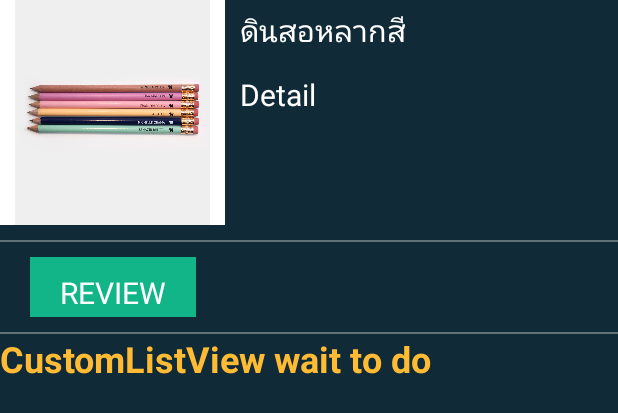
After one commit to panachai/Price_Shared, an Android app: the layout activity_review_item.xml on its own in the app's theme, with its tools: preview values and no code run, on a phone screen of 412 x 824 dp. The commit adds this screen. Shown: the top 413 px of the screen. Run offline under Robolectric (Android 15) with nearby library versions, the phone set to English and light mode, and no system bars.

Commit message:
ReviewItemActivity do it

```diff
--- /dev/null
+++ b/app/src/main/res/layout/activity_review_item.xml
@@ -0,0 +1,123 @@
+<?xml version="1.0" encoding="utf-8"?>
+<RelativeLayout xmlns:android="http://schemas.android.com/apk/res/android"
+    xmlns:app="http://schemas.android.com/apk/res-auto"
+    xmlns:tools="http://schemas.android.com/tools"
+    android:layout_width="match_parent"
+    android:layout_height="match_parent"
+    android:background="@drawable/bg01"
+    tools:context="com.panachai.priceshared.ReviewItemActivity">
+
+    <LinearLayout
+        android:layout_width="match_parent"
+        android:layout_height="match_parent"
+        android:orientation="vertical">
+
+        <TableRow
+            android:layout_width="match_parent"
+            android:layout_height="wrap_content">
+
+            <LinearLayout
+                android:layout_width="150dp"
+                android:layout_height="150dp"
+                android:background="#fff"
+                android:weightSum="1">
+
+                <ImageView
+                    android:id="@+id/imageView1"
+                    android:layout_width="match_parent"
+                    android:layout_height="150dp"
+                    android:layout_gravity="center"
+                    android:layout_margin="10dp"
+                    android:background="@drawable/test_product01" />
+            </LinearLayout>
+
+            <LinearLayout
+                android:layout_width="match_parent"
+                android:layout_height="match_parent"
+                android:orientation="vertical"
+                android:weightSum="1">
+
+                <TextView
+                    android:id="@+id/tvTitle"
+                    android:layout_width="match_parent"
+                    android:layout_height="wrap_content"
+                    android:layout_marginBottom="10dp"
+                    android:layout_marginLeft="10dp"
+                    android:layout_marginTop="5dp"
+                    android:text="ดินสอหลากสี"
+                    android:textColor="#fff"
+                    android:textSize="20sp" />
+
+                <TextView
+                    android:id="@+id/tvDes"
+                    android:layout_width="match_parent"
+                    android:layout_height="match_parent"
+                    android:layout_marginBottom="10dp"
+                    android:layout_marginLeft="10dp"
+                    android:layout_marginTop="5dp"
+                    android:text="Detail"
+                    android:textColor="#fff"
+                    android:textSize="20sp" />
+            </LinearLayout>
+
+        </TableRow>
+
+        <LinearLayout
+            android:layout_width="match_parent"
+            android:layout_height="1dp"
+            android:layout_marginTop="10dp"
+            android:background="#5fff"></LinearLayout>
+
+        <ScrollView
+            android:layout_width="match_parent"
+            android:layout_height="match_parent"
+            android:layout_marginTop="10dp">
+
+            <LinearLayout
+                android:layout_width="match_parent"
+                android:layout_height="match_parent"
+                android:orientation="vertical">
+
+                <LinearLayout
+                    android:layout_width="wrap_content"
+                    android:layout_height="wrap_content"
+                    android:layout_marginLeft="20dp"
+                    android:background="#12B587"
+                    android:orientation="vertical">
+
+                    <TextView
+                        android:id="@+id/review"
+                        android:layout_width="wrap_content"
+                        android:layout_height="30dp"
+                        android:layout_marginLeft="20dp"
+                        android:layout_marginRight="20dp"
+                        android:layout_marginTop="10dp"
+                        android:text="REVIEW"
+                        android:textColor="#fff"
+                        android:textSize="20sp" />
+
+                </LinearLayout>
+
+                <LinearLayout
+                    android:layout_width="match_parent"
+                    android:layout_height="1dp"
+                    android:layout_marginTop="10dp"
+                    android:background="#5fff"></LinearLayout>
+
+                <TextView
+                    android:id="@+id/textView1"
+                    android:layout_width="wrap_content"
+                    android:layout_height="wrap_content"
+                    android:layout_centerHorizontal="true"
+                    android:layout_centerVertical="true"
+                    android:text="CustomListView wait to do"
+                    android:textColor="@android:color/holo_orange_light"
+                    android:textSize="24sp"
+                    android:textStyle="bold" />
+
+
+            </LinearLayout>
+        </ScrollView>
+    </LinearLayout>
+
+</RelativeLayout>
--- a/app/src/main/res/values/strings.xml
+++ b/app/src/main/res/values/strings.xml
@@ -3,5 +3,9 @@
 
     <!-- TODO: Remove or change this placeholder text -->
     <string name="hello_blank_fragment">Hello blank fragment</string>
+
+    <!-- <string name="url">10.0.2.2/Webservice</string>  //"10.0.2.2/Webservice" //consolesaleth.esy.es-->
+
+
     //PriceShared
 </resources>
```
Also changed, not shown: app/src/main/AndroidManifest.xml (+3 -11 lines), app/src/main/java/com/panachai/priceshared/CustomAdapterListview.java (+6 -1 lines), app/src/main/java/com/panachai/priceshared/DBHelper.java (+5 -2 lines), app/src/main/java/com/panachai/priceshared/NewsfeedFragment.java (+32 -18 lines), app/src/main/java/com/panachai/priceshared/ReviewItemActivity.java (added, +50 -0 lines), app/src/main/java/com/panachai/priceshared/ReviewItemFragment.java (deleted, +0 -31 lines), app/src/main/res/layout/listview_row_custom.xml (+42 -3 lines).
